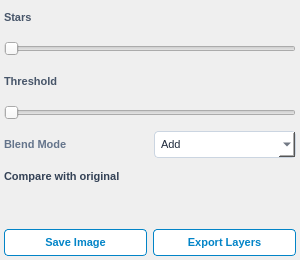
Old version of the form src/startrails/ui/step_finish_recombine.ui in the repository gkyle/startrails.
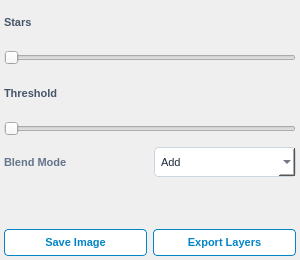
New version of the form. Icons and pictures are not drawn. Custom widgets are drawn as their Qt base class.

```diff
--- a/src/startrails/ui/step_finish_recombine.ui
+++ b/src/startrails/ui/step_finish_recombine.ui
@@ -40,11 +40,6 @@
     border: 1px solid #0369a1;
     outline: none;
 }
-QLabel#lbl_compare_original {
-    font-size: 11px;
-    font-weight: 500;
-    color: #334155;
-}
 QSlider {
     border: none;
     padding: 0px;
@@ -56,29 +51,6 @@
     border: none;
     outline: none;
 }
-QCheckBox#check_compare_original {
-    spacing: 0px;
-    border: none;
-    padding: 0px;
-    background: transparent;
-}
-QCheckBox#check_compare_original::indicator {
-    width: 36px;
-    height: 20px;
-    border-radius: 10px;
-}
-QCheckBox#check_compare_original::indicator:unchecked {
-    image: url(:/startrails/ui/switch_off.svg);
-}
-QCheckBox#check_compare_original::indicator:checked {
-    image: url(:/startrails/ui/switch_on.svg);
-}
-QCheckBox#check_compare_original:focus,
-QCheckBox#check_compare_original:focus:enabled {
-    border: none;
-    outline: none;
-    padding: 0px;
-}
 QLabel#lbl_status {
     color: #b91c1c;
     font-size: 11px;
@@ -223,52 +195,6 @@
      </item>
     </layout>
    </item>
-   <item>
-    <layout class="QHBoxLayout" name="compare_layout">
-     <item>
-      <widget class="CheckboxLabel" name="lbl_compare_original">
-       <property name="cursor">
-        <cursorShape>PointingHandCursor</cursorShape>
-       </property>
-       <property name="text">
-        <string>Compare with original</string>
-       </property>
-       <property name="buddy">
-        <cstring>check_compare_original</cstring>
-       </property>
-      </widget>
-     </item>
-     <item>
-      <spacer name="compare_spacer">
-       <property name="orientation">
-        <enum>Qt::Orientation::Horizontal</enum>
-       </property>
-       <property name="sizeHint" stdset="0">
-        <size>
-         <width>40</width>
-         <height>20</height>
-        </size>
-       </property>
-      </spacer>
-     </item>
-     <item>
-      <widget class="QCheckBox" name="check_compare_original">
-       <property name="cursor">
-        <cursorShape>PointingHandCursor</cursorShape>
-       </property>
-       <property name="focusPolicy">
-        <enum>Qt::FocusPolicy::StrongFocus</enum>
-       </property>
-       <property name="text">
-        <string/>
-       </property>
-       <property name="checked">
-        <bool>false</bool>
-       </property>
-      </widget>
-     </item>
-    </layout>
-   </item>
    <item>
     <widget class="QLabel" name="lbl_status">
      <property name="text">
@@ -311,13 +237,6 @@
    </item>
   </layout>
  </widget>
- <customwidgets>
-  <customwidget>
-   <class>CheckboxLabel</class>
-   <extends>QLabel</extends>
-   <header>startrails.ui.checkbox_label</header>
-  </customwidget>
- </customwidgets>
  <resources>
   <include location="resources.qrc"/>
  </resources>
```
